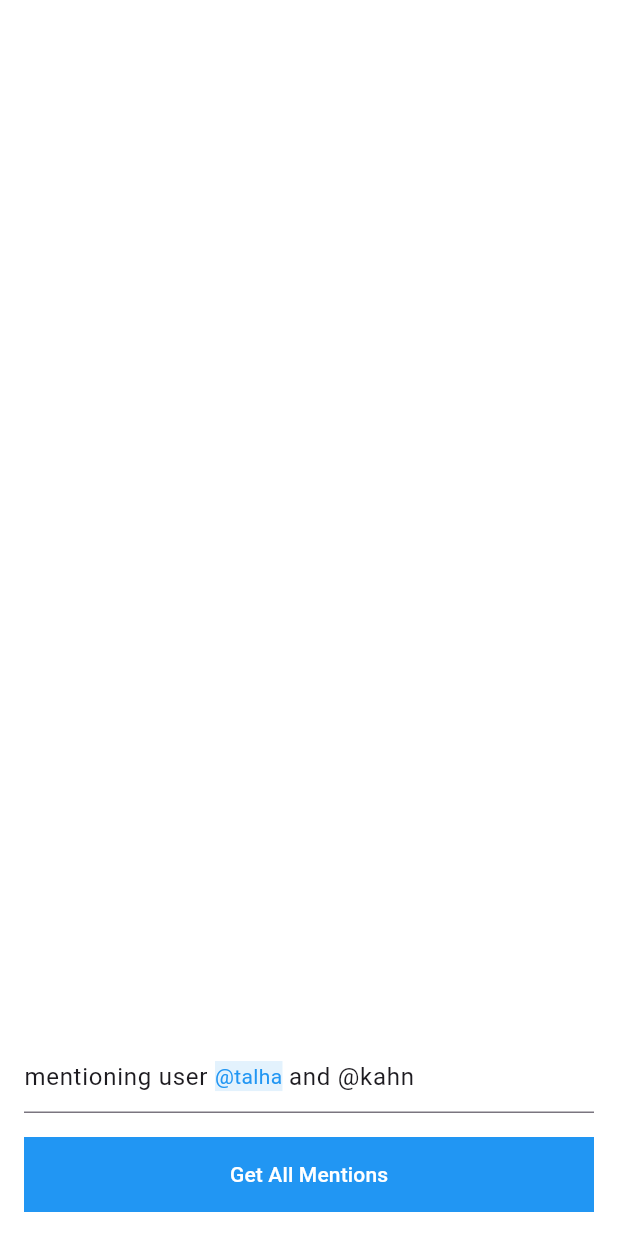
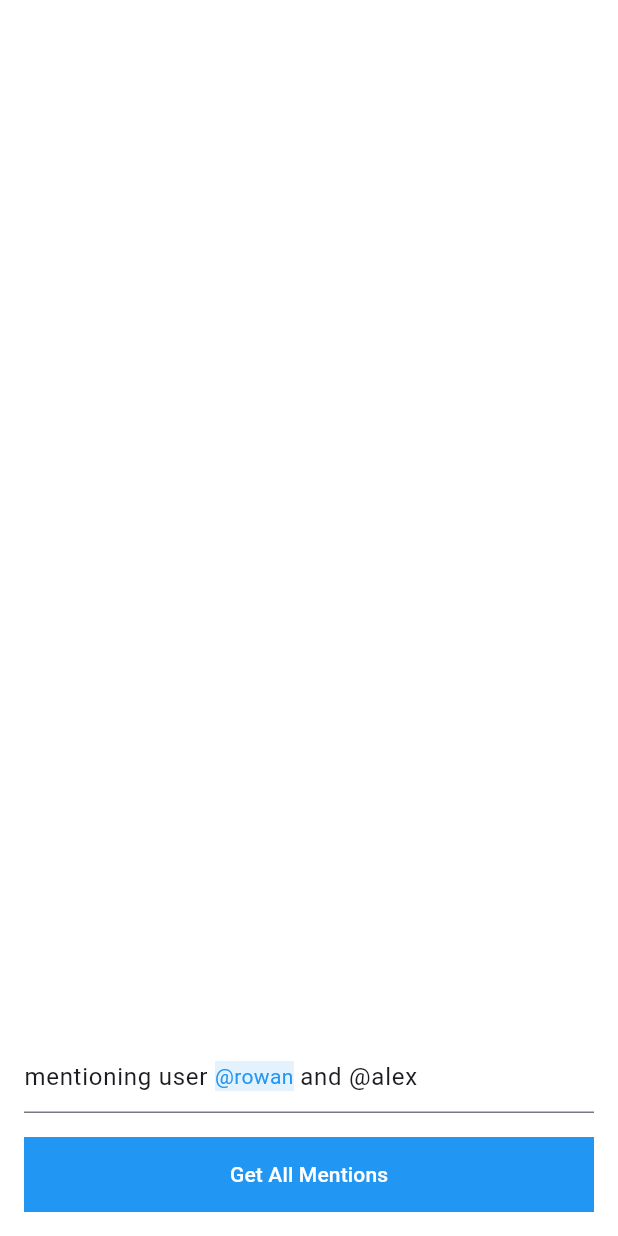
Before and after one commit to iWOLFSTEIN/mention_tag_text_field, a Flutter app: the screen it shows after launch, on a phone screen of 412 x 824 dp. Run offline on Flutter 3.47's test engine with Material 3 defaults, Android fonts, the phone set to English and light mode, and no system bars.

Commit message:
minor change

```diff
--- a/example/lib/main.dart
+++ b/example/lib/main.dart
@@ -41,7 +41,7 @@ class _MentionTagTextFieldExampleState
   @override
   void initState() {
     super.initState();
-    _controller.text = "mentioning user @talha and @kahn";
+    _controller.text = "mentioning user @rowan and @alex";
   }
 
   String? mentionValue;
@@ -104,7 +104,7 @@ class _MentionTagTextFieldExampleState
   MentionTagTextField mentionField() {
     return MentionTagTextField(
       controller: _controller,
-      initialMentions: const [('@talha', User(username: 'talha'))],
+      initialMentions: const [('@rowan', User(username: 'rowan'))],
       onMention: (value) {
         mentionValue = value;
         setState(() {});
@@ -183,7 +183,7 @@ class _MentionTagTextFieldExampleState
       }
     }).join();
 
-    return username.trim(); // Trim spaces at the start or end
+    return username.trim();
   }
 }
 
--- a/lib/mention_tag_text_field.dart
+++ b/lib/mention_tag_text_field.dart
@@ -3,4 +3,3 @@ library mention_tag_text_field;
 export 'src/mention_tag_text_field.dart';
 export 'src/mention_tag_text_editing_controller.dart';
 export 'src/mention_tag_decoration.dart';
-export 'src/mention_tag_data.dart';
```
